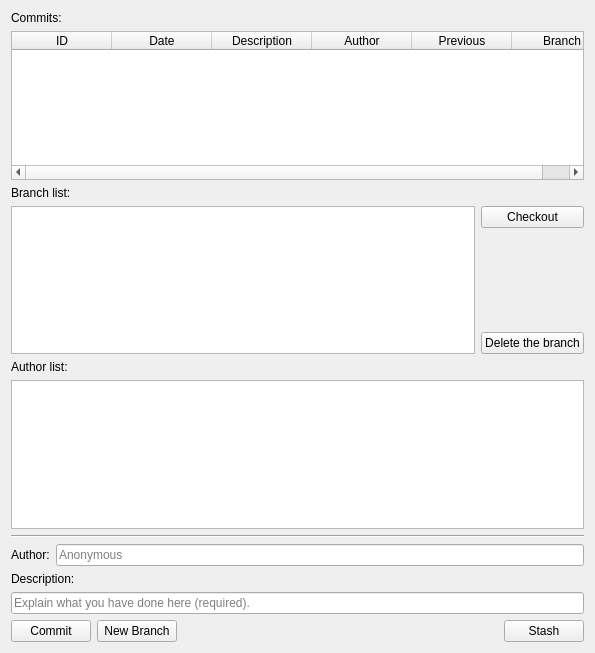
Above: core/io/peeweeIO.ui from KmolYuan/Pyslvs-UI before the change. Below: the same form after it.
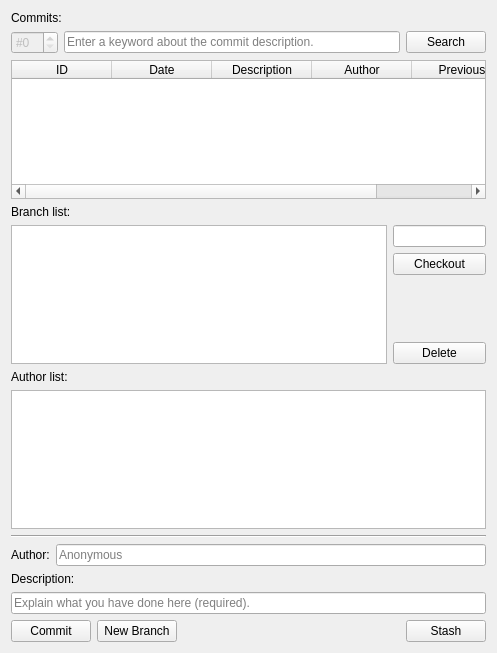
That is the form after the change. Icons and pictures are not drawn.

What changed in the file:
```diff
--- a/core/io/peeweeIO.ui
+++ b/core/io/peeweeIO.ui
@@ -6,7 +6,7 @@
    <rect>
     <x>0</x>
     <y>0</y>
-    <width>595</width>
+    <width>497</width>
     <height>653</height>
    </rect>
   </property>
@@ -21,6 +21,34 @@
      </property>
     </widget>
    </item>
+   <item>
+    <layout class="QHBoxLayout" name="horizontalLayout_3">
+     <item>
+      <widget class="QSpinBox" name="commit_current_id">
+       <property name="enabled">
+        <bool>false</bool>
+       </property>
+       <property name="prefix">
+        <string>#</string>
+       </property>
+      </widget>
+     </item>
+     <item>
+      <widget class="QLineEdit" name="commit_search_text">
+       <property name="placeholderText">
+        <string>Enter a keyword about the commit description.</string>
+       </property>
+      </widget>
+     </item>
+     <item>
+      <widget class="QPushButton" name="commit_search">
+       <property name="text">
+        <string>Search</string>
+       </property>
+      </widget>
+     </item>
+    </layout>
+   </item>
    <item>
     <widget class="QTableWidget" name="CommitTable">
      <property name="editTriggers">
@@ -77,10 +105,29 @@
    <item>
     <layout class="QHBoxLayout" name="horizontalLayout_2">
      <item>
-      <widget class="QListView" name="BranchList"/>
+      <widget class="QListWidget" name="BranchList"/>
      </item>
      <item>
       <layout class="QVBoxLayout" name="verticalLayout">
+       <item>
+        <widget class="QLineEdit" name="branch_current">
+         <property name="sizePolicy">
+          <sizepolicy hsizetype="Fixed" vsizetype="Fixed">
+           <horstretch>0</horstretch>
+           <verstretch>0</verstretch>
+          </sizepolicy>
+         </property>
+         <property name="maximumSize">
+          <size>
+           <width>93</width>
+           <height>16777215</height>
+          </size>
+         </property>
+         <property name="readOnly">
+          <bool>true</bool>
+         </property>
+        </widget>
+       </item>
        <item>
         <widget class="QPushButton" name="branch_checkout">
          <property name="statusTip">
@@ -114,7 +161,7 @@
           <string>Remove all the commits on this branch.</string>
          </property>
          <property name="text">
-          <string>Delete the branch</string>
+          <string>Delete</string>
          </property>
          <property name="icon">
           <iconset resource="../../icons.qrc">
```
